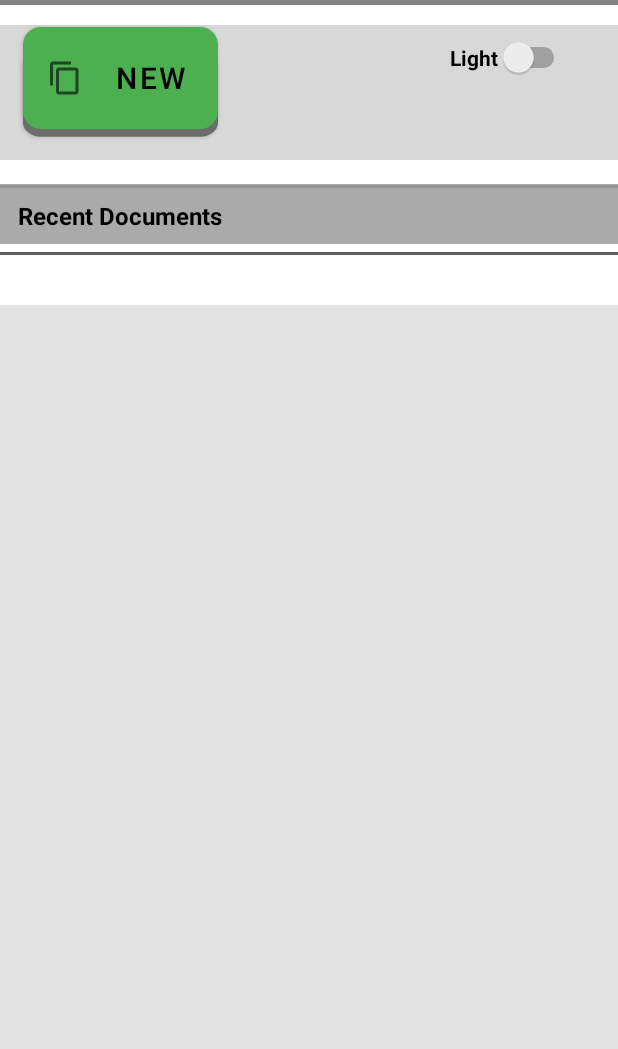
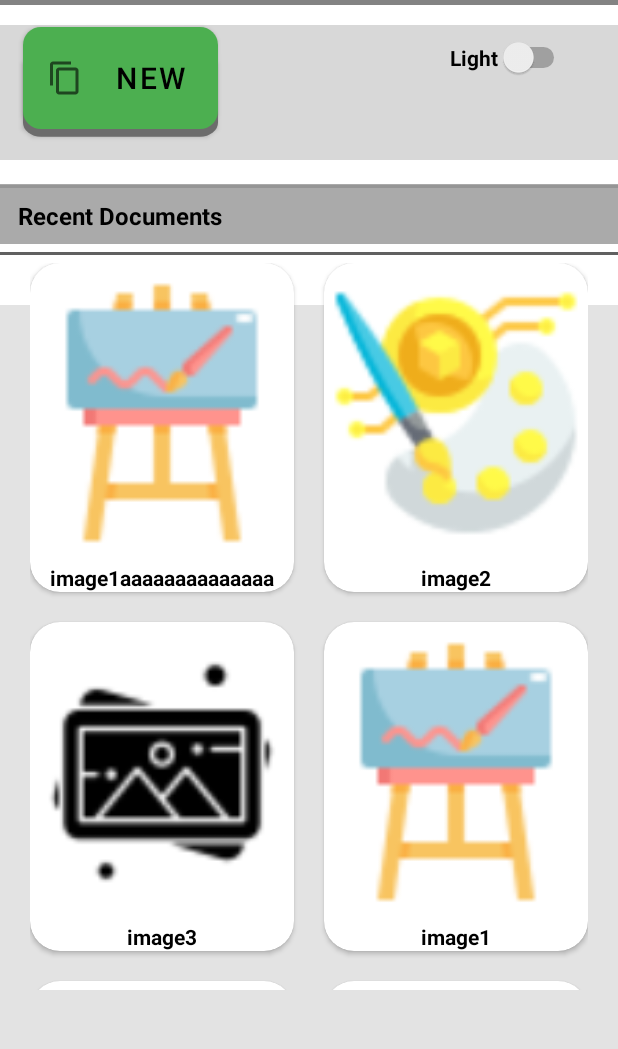
Before and after one commit to SCCapstone/TeamDolphin, an Android app: the screen it shows after launch (MainActivity), on a phone screen of 412 x 824 dp, the part 38-1087 px from its top. Run offline under Robolectric (Android 15) with nearby library versions, the phone set to English and light mode, and no system bars.

Commit message:
added a 'dummy' gallery view to homepage

```diff
--- a/app/src/main/java/com/example/teamdolphin/MainActivity.kt
+++ b/app/src/main/java/com/example/teamdolphin/MainActivity.kt
@@ -1,9 +1,15 @@
 package com.example.teamdolphin
 
+import android.content.Context
 import android.content.Intent
+import android.media.Image
 import androidx.appcompat.app.AppCompatActivity
 import android.os.Bundle
-import android.widget.Button
+import android.view.LayoutInflater
+import android.view.View
+import android.view.ViewGroup
+import android.widget.*
+
 //This is the Home Page
 class MainActivity : AppCompatActivity() {
     override fun onCreate(savedInstanceState: Bundle?) {
@@ -16,5 +22,74 @@ class MainActivity : AppCompatActivity() {
             val intent = Intent(this, FileCreation::class.java)
             startActivity(intent)
         }
+
+        var projectList = ArrayList<ProjectFile>()
+
+        //Currently these are dummy objects that you can see in the homepage
+        var names = arrayOf(
+            "image1aaaaaaaaaaaaaaaaaaaaaaaaaaaaaaaaaaaaa", "image2", "image3","image1", "image2", "image3","image1", "image2", "image3"
+        )
+
+        var images = intArrayOf(
+            R.drawable.image1,
+            R.drawable.image2,
+            R.drawable.image3,
+            R.drawable.image1,
+            R.drawable.image2,
+            R.drawable.image3,
+            R.drawable.image1,
+            R.drawable.image2,
+            R.drawable.image3,
+        )
+
+        //Loop that goes through names or images and adds images & name to projectList
+        for(i in names.indices){
+            projectList.add(ProjectFile(names[i], images[i]))
+        }
+
+
+        var customAdapter = CustomAdapter(projectList, this)
+
+        //This gridView exists in activity_main.xml
+        var gridView = findViewById<GridView>(R.id.homepage_gridView)
+
+        gridView.adapter= customAdapter
+    }
+
+
+    //Adapter that helps inflate a view
+    class CustomAdapter(
+        var viewProject: ArrayList<ProjectFile>,
+        var context: Context
+    ) : BaseAdapter(){
+
+        var layoutInflator = context.getSystemService(Context.LAYOUT_INFLATER_SERVICE) as LayoutInflater
+
+        override fun getCount(): Int {
+            return viewProject.size
+        }
+
+        override fun getItem(p0: Int): Any {
+            return viewProject[p0]
+        }
+
+        override fun getItemId(p0: Int): Long {
+            return p0.toLong()
+        }
+
+        override fun getView(p0: Int, p1: View?, p2: ViewGroup?): View {
+            var view = p1
+            if(view==null){
+                view = layoutInflator.inflate(R.layout.item, p2, false)
+            }
+            var imageName = view?.findViewById<TextView>(R.id.item_image_name)
+            var imageView = view?.findViewById<ImageView>(R.id.item_image)
+
+            imageName?.text = viewProject[p0].name
+            imageView?.setImageResource(viewProject[p0].image!!)
+
+            return  view!!
+        }
+
     }
 }
--- /dev/null
+++ b/app/src/main/java/com/example/teamdolphin/ProjectFile.kt
@@ -0,0 +1,14 @@
+package com.example.teamdolphin
+
+
+//Custom object that will help access resources
+class ProjectFile {
+    var name: String? = null
+    var image: Int? = null;
+
+    constructor(name: String, image: Int){
+        this.name = name
+        this.image = image
+
+    }
+}
--- a/app/src/main/res/layout/activity_main.xml
+++ b/app/src/main/res/layout/activity_main.xml
@@ -167,28 +167,29 @@
         app:strokeColor="@color/black"
         app:strokeWidth="0dp" />
 
-    <LinearLayout
+    <RelativeLayout
         android:layout_width="match_parent"
-        android:layout_height="560dp"
+        android:layout_height="540dp"
         android:orientation="vertical"
-        app:layout_constraintBottom_toBottomOf="parent"
+        app:layout_constraintTop_toBottomOf="@id/colored_bar5"
         app:layout_constraintEnd_toEndOf="parent"
         app:layout_constraintHorizontal_bias="0.0"
         app:layout_constraintStart_toStartOf="parent"
-        app:layout_constraintTop_toTopOf="parent"
+        android:paddingLeft="20dp"
+        android:paddingRight="20dp"
+        android:paddingBottom="50dp"
+        android:paddingTop="5dp"
         app:layout_constraintVertical_bias="1.0">
 
-        <ScrollView
+        <GridView
+            android:id="@+id/homepage_gridView"
             android:layout_width="match_parent"
             android:layout_height="match_parent"
-            tools:ignore="SpeakableTextPresentCheck">
-
-            <LinearLayout
-                android:layout_width="match_parent"
-                android:layout_height="wrap_content"
-                android:orientation="vertical" />
-        </ScrollView>
-    </LinearLayout>
+            android:verticalSpacing="20dp"
+            android:horizontalSpacing="20dp"
+            android:numColumns="2">
+        </GridView>
+    </RelativeLayout>
 
     <androidx.fragment.app.FragmentContainerView
         android:id="@+id/container_toggleThemeButton"
--- /dev/null
+++ b/app/src/main/res/layout/item.xml
@@ -0,0 +1,33 @@
+<?xml version="1.0" encoding="utf-8"?>
+<androidx.cardview.widget.CardView xmlns:android="http://schemas.android.com/apk/res/android"
+    xmlns:app="http://schemas.android.com/apk/res-auto"
+    android:layout_width="wrap_content"
+    android:layout_height="wrap_content"
+    app:cardCornerRadius="20dp"
+    android:layout_margin="20dp">
+
+    <RelativeLayout
+        android:layout_width="wrap_content"
+        android:layout_height="wrap_content">
+        <ImageView
+            android:id="@+id/item_image"
+            android:layout_width="200dp"
+            android:layout_height="200dp"
+            android:src="@drawable/import_icon"
+            android:scaleType="fitCenter"
+            android:layout_centerHorizontal="true">
+        </ImageView>
+        <TextView
+            android:id="@+id/item_image_name"
+            android:layout_width="wrap_content"
+            android:layout_height="wrap_content"
+            android:layout_centerHorizontal="true"
+            android:layout_below="@id/item_image"
+            android:clipToOutline="true"
+            android:maxLength="20"
+            android:maxLines="1"
+            android:text="name">
+        </TextView>
+    </RelativeLayout>
+
+</androidx.cardview.widget.CardView>
```
Also changed, not shown: app/src/main/res/drawable/image1.png (added), app/src/main/res/drawable/image2.png (added), app/src/main/res/drawable/image3.png (added).
